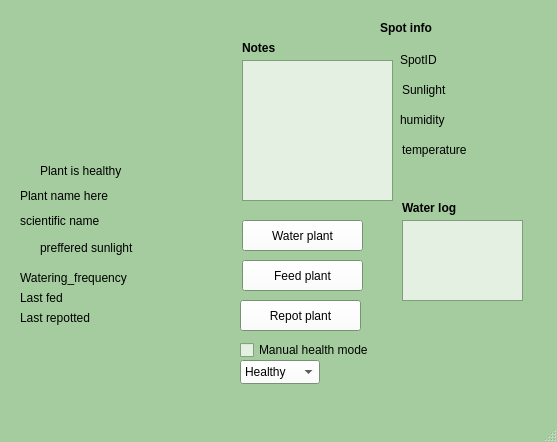
The window that project/ui/plant_view.ui (denzelxav/Plantfolio) describes before a commit, drawn with Qt 5.
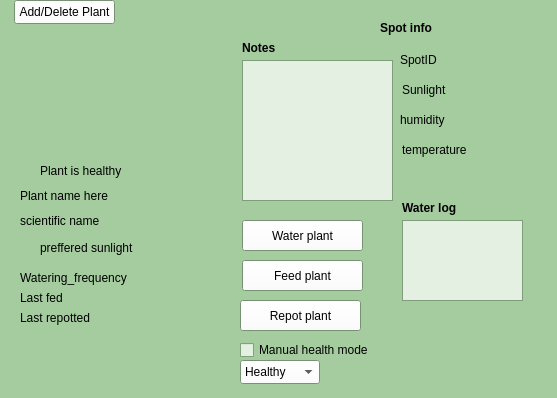
The same window after the commit. Icons and pictures are not drawn.

Commit message: Plant can now be added or removed in the plantviewwindow

What changed in the file:
```diff
--- a/project/ui/plant_view.ui
+++ b/project/ui/plant_view.ui
@@ -7,7 +7,7 @@
     <x>0</x>
     <y>0</y>
     <width>557</width>
-    <height>442</height>
+    <height>398</height>
    </rect>
   </property>
   <property name="minimumSize">
@@ -624,18 +624,20 @@
       <normaloff>../art/empty_pot.png</normaloff>../art/empty_pot.png</iconset>
     </property>
    </widget>
-  </widget>
-  <widget class="QMenuBar" name="menubar">
+   <widget class="QPushButton" name="add_delete_plant">
    <property name="geometry">
     <rect>
-     <x>0</x>
+      <x>14</x>
      <y>0</y>
-     <width>557</width>
-     <height>33</height>
-    </rect>
-   </property>
-  </widget>
-  <widget class="QStatusBar" name="statusbar"/>
+      <width>101</width>
+      <height>24</height>
+     </rect>
+    </property>
+    <property name="text">
+     <string>Add/Delete Plant</string>
+    </property>
+   </widget>
+  </widget>
  </widget>
  <resources/>
  <connections/>
```
Lines whose indentation alone changed are shown as unchanged. The commit also changes 8 other files.
